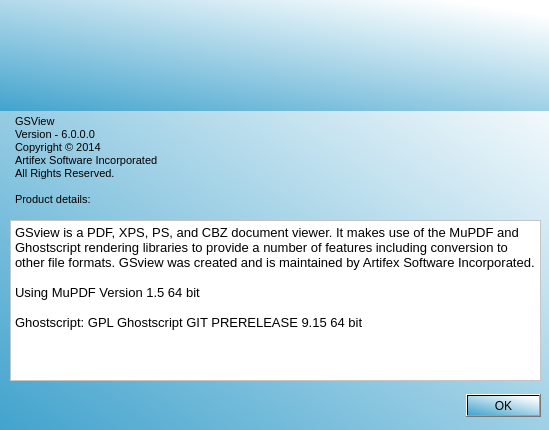
First picture: the form in AboutDialog.ui, repository ailinwang/qt-gsview, before the edit.
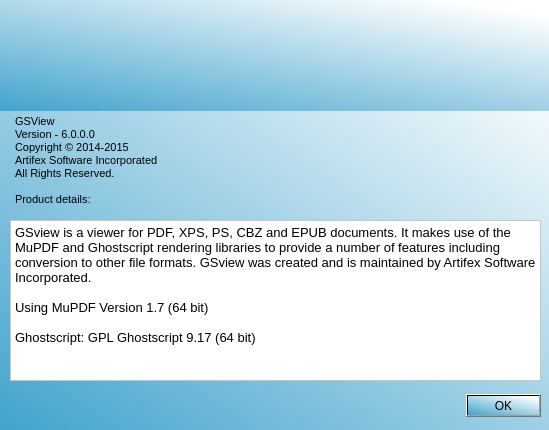
Second picture: the form after the edit. Icons and pictures are not drawn.

Patch:
```diff
--- a/AboutDialog.ui
+++ b/AboutDialog.ui
@@ -61,14 +61,14 @@
     <string>&lt;!DOCTYPE HTML PUBLIC &quot;-//W3C//DTD HTML 4.0//EN&quot; &quot;http://www.w3.org/TR/REC-html40/strict.dtd&quot;&gt;
 &lt;html&gt;&lt;head&gt;&lt;meta name=&quot;qrichtext&quot; content=&quot;1&quot; /&gt;&lt;style type=&quot;text/css&quot;&gt;
 p, li { white-space: pre-wrap; }
-&lt;/style&gt;&lt;/head&gt;&lt;body style=&quot; font-family:'.Lucida Grande UI'; font-size:13pt; font-weight:400; font-style:normal;&quot;&gt;
-&lt;p style=&quot; margin-top:0px; margin-bottom:0px; margin-left:0px; margin-right:0px; -qt-block-indent:0; text-indent:0px;&quot;&gt;&lt;span style=&quot; font-size:11px;&quot;&gt;GSView&lt;/span&gt;&lt;/p&gt;
-&lt;p style=&quot; margin-top:0px; margin-bottom:0px; margin-left:0px; margin-right:0px; -qt-block-indent:0; text-indent:0px;&quot;&gt;&lt;span style=&quot; font-size:11px;&quot;&gt;Version - 6.0.0.0&lt;/span&gt;&lt;/p&gt;
-&lt;p style=&quot; margin-top:0px; margin-bottom:0px; margin-left:0px; margin-right:0px; -qt-block-indent:0; text-indent:0px;&quot;&gt;&lt;span style=&quot; font-size:11px;&quot;&gt;Copyright © 2014&lt;/span&gt;&lt;/p&gt;
-&lt;p style=&quot; margin-top:0px; margin-bottom:0px; margin-left:0px; margin-right:0px; -qt-block-indent:0; text-indent:0px;&quot;&gt;&lt;span style=&quot; font-size:11px;&quot;&gt;Artifex Software Incorporated&lt;/span&gt;&lt;/p&gt;
-&lt;p style=&quot; margin-top:0px; margin-bottom:0px; margin-left:0px; margin-right:0px; -qt-block-indent:0; text-indent:0px;&quot;&gt;&lt;span style=&quot; font-size:11px;&quot;&gt;All Rights Reserved.&lt;/span&gt;&lt;/p&gt;
-&lt;p style=&quot;-qt-paragraph-type:empty; margin-top:0px; margin-bottom:0px; margin-left:0px; margin-right:0px; -qt-block-indent:0; text-indent:0px; font-size:11px;&quot;&gt;&lt;br /&gt;&lt;/p&gt;
-&lt;p style=&quot; margin-top:0px; margin-bottom:0px; margin-left:0px; margin-right:0px; -qt-block-indent:0; text-indent:0px;&quot;&gt;&lt;span style=&quot; font-size:11px;&quot;&gt;Product details:&lt;/span&gt;&lt;/p&gt;&lt;/body&gt;&lt;/html&gt;</string>
+&lt;/style&gt;&lt;/head&gt;&lt;body style=&quot; font-family:'.Helvetica Neue DeskInterface'; font-size:13pt; font-weight:400; font-style:normal;&quot;&gt;
+&lt;p style=&quot; margin-top:0px; margin-bottom:0px; margin-left:0px; margin-right:0px; -qt-block-indent:0; text-indent:0px;&quot;&gt;&lt;span style=&quot; font-family:'.Lucida Grande UI'; font-size:11px;&quot;&gt;GSView&lt;/span&gt;&lt;/p&gt;
+&lt;p style=&quot; margin-top:0px; margin-bottom:0px; margin-left:0px; margin-right:0px; -qt-block-indent:0; text-indent:0px;&quot;&gt;&lt;span style=&quot; font-family:'.Lucida Grande UI'; font-size:11px;&quot;&gt;Version - 6.0.0.0&lt;/span&gt;&lt;/p&gt;
+&lt;p style=&quot; margin-top:0px; margin-bottom:0px; margin-left:0px; margin-right:0px; -qt-block-indent:0; text-indent:0px;&quot;&gt;&lt;span style=&quot; font-family:'.Lucida Grande UI'; font-size:11px;&quot;&gt;Copyright © 2014-2015&lt;/span&gt;&lt;/p&gt;
+&lt;p style=&quot; margin-top:0px; margin-bottom:0px; margin-left:0px; margin-right:0px; -qt-block-indent:0; text-indent:0px;&quot;&gt;&lt;span style=&quot; font-family:'.Lucida Grande UI'; font-size:11px;&quot;&gt;Artifex Software Incorporated&lt;/span&gt;&lt;/p&gt;
+&lt;p style=&quot; margin-top:0px; margin-bottom:0px; margin-left:0px; margin-right:0px; -qt-block-indent:0; text-indent:0px;&quot;&gt;&lt;span style=&quot; font-family:'.Lucida Grande UI'; font-size:11px;&quot;&gt;All Rights Reserved.&lt;/span&gt;&lt;/p&gt;
+&lt;p style=&quot;-qt-paragraph-type:empty; margin-top:0px; margin-bottom:0px; margin-left:0px; margin-right:0px; -qt-block-indent:0; text-indent:0px; font-family:'.Lucida Grande UI'; font-size:11px;&quot;&gt;&lt;br /&gt;&lt;/p&gt;
+&lt;p style=&quot; margin-top:0px; margin-bottom:0px; margin-left:0px; margin-right:0px; -qt-block-indent:0; text-indent:0px;&quot;&gt;&lt;span style=&quot; font-family:'.Lucida Grande UI'; font-size:11px;&quot;&gt;Product details:&lt;/span&gt;&lt;/p&gt;&lt;/body&gt;&lt;/html&gt;</string>
    </property>
   </widget>
   <widget class="QTextBrowser" name="textBrowser_2">
@@ -87,13 +87,13 @@
     <string>&lt;!DOCTYPE HTML PUBLIC &quot;-//W3C//DTD HTML 4.0//EN&quot; &quot;http://www.w3.org/TR/REC-html40/strict.dtd&quot;&gt;
 &lt;html&gt;&lt;head&gt;&lt;meta name=&quot;qrichtext&quot; content=&quot;1&quot; /&gt;&lt;style type=&quot;text/css&quot;&gt;
 p, li { white-space: pre-wrap; }
-&lt;/style&gt;&lt;/head&gt;&lt;body style=&quot; font-family:'.Lucida Grande UI'; font-size:13pt; font-weight:400; font-style:normal;&quot;&gt;
-&lt;p style=&quot; margin-top:0px; margin-bottom:0px; margin-left:0px; margin-right:0px; -qt-block-indent:0; text-indent:0px;&quot;&gt;&lt;span style=&quot; font-size:13px;&quot;&gt;GSview is a PDF, XPS, PS, and CBZ document viewer. It makes use of the MuPDF and Ghostscript rendering libraries to provide a number of features including conversion to other file formats. GSview was created and is maintained by Artifex Software Incorporated.&lt;/span&gt;&lt;/p&gt;
-&lt;p style=&quot;-qt-paragraph-type:empty; margin-top:0px; margin-bottom:0px; margin-left:0px; margin-right:0px; -qt-block-indent:0; text-indent:0px; font-size:13px;&quot;&gt;&lt;br /&gt;&lt;/p&gt;
-&lt;p style=&quot; margin-top:0px; margin-bottom:0px; margin-left:0px; margin-right:0px; -qt-block-indent:0; text-indent:0px;&quot;&gt;&lt;span style=&quot; font-size:13px;&quot;&gt;Using MuPDF Version 1.5 64 bit&lt;/span&gt;&lt;/p&gt;
-&lt;p style=&quot;-qt-paragraph-type:empty; margin-top:0px; margin-bottom:0px; margin-left:0px; margin-right:0px; -qt-block-indent:0; text-indent:0px; font-size:13px;&quot;&gt;&lt;br /&gt;&lt;/p&gt;
-&lt;p style=&quot; margin-top:0px; margin-bottom:0px; margin-left:0px; margin-right:0px; -qt-block-indent:0; text-indent:0px;&quot;&gt;&lt;span style=&quot; font-size:13px;&quot;&gt;Ghostscript: GPL Ghostscript GIT PRERELEASE 9.15 64 bit&lt;/span&gt;&lt;/p&gt;
-&lt;p style=&quot;-qt-paragraph-type:empty; margin-top:0px; margin-bottom:0px; margin-left:0px; margin-right:0px; -qt-block-indent:0; text-indent:0px; font-size:13px;&quot;&gt;&lt;br /&gt;&lt;/p&gt;&lt;/body&gt;&lt;/html&gt;</string>
+&lt;/style&gt;&lt;/head&gt;&lt;body style=&quot; font-family:'.Helvetica Neue DeskInterface'; font-size:13pt; font-weight:400; font-style:normal;&quot;&gt;
+&lt;p style=&quot; margin-top:0px; margin-bottom:0px; margin-left:0px; margin-right:0px; -qt-block-indent:0; text-indent:0px;&quot;&gt;&lt;span style=&quot; font-family:'.Lucida Grande UI'; font-size:13px;&quot;&gt;GSview is a viewer for PDF, XPS, PS, CBZ and EPUB documents. It makes use of the MuPDF and Ghostscript rendering libraries to provide a number of features including conversion to other file formats. GSview was created and is maintained by Artifex Software Incorporated.&lt;/span&gt;&lt;/p&gt;
+&lt;p style=&quot;-qt-paragraph-type:empty; margin-top:0px; margin-bottom:0px; margin-left:0px; margin-right:0px; -qt-block-indent:0; text-indent:0px; font-family:'.Lucida Grande UI'; font-size:13px;&quot;&gt;&lt;br /&gt;&lt;/p&gt;
+&lt;p style=&quot; margin-top:0px; margin-bottom:0px; margin-left:0px; margin-right:0px; -qt-block-indent:0; text-indent:0px;&quot;&gt;&lt;span style=&quot; font-family:'.Lucida Grande UI'; font-size:13px;&quot;&gt;Using MuPDF Version 1.7 (64 bit)&lt;/span&gt;&lt;/p&gt;
+&lt;p style=&quot;-qt-paragraph-type:empty; margin-top:0px; margin-bottom:0px; margin-left:0px; margin-right:0px; -qt-block-indent:0; text-indent:0px; font-family:'.Lucida Grande UI'; font-size:13px;&quot;&gt;&lt;br /&gt;&lt;/p&gt;
+&lt;p style=&quot; margin-top:0px; margin-bottom:0px; margin-left:0px; margin-right:0px; -qt-block-indent:0; text-indent:0px;&quot;&gt;&lt;span style=&quot; font-family:'.Lucida Grande UI'; font-size:13px;&quot;&gt;Ghostscript: GPL Ghostscript 9.17 (64 bit)&lt;/span&gt;&lt;/p&gt;
+&lt;p style=&quot;-qt-paragraph-type:empty; margin-top:0px; margin-bottom:0px; margin-left:0px; margin-right:0px; -qt-block-indent:0; text-indent:0px; font-family:'.Lucida Grande UI'; font-size:13px;&quot;&gt;&lt;br /&gt;&lt;/p&gt;&lt;/body&gt;&lt;/html&gt;</string>
    </property>
   </widget>
  </widget>
```
